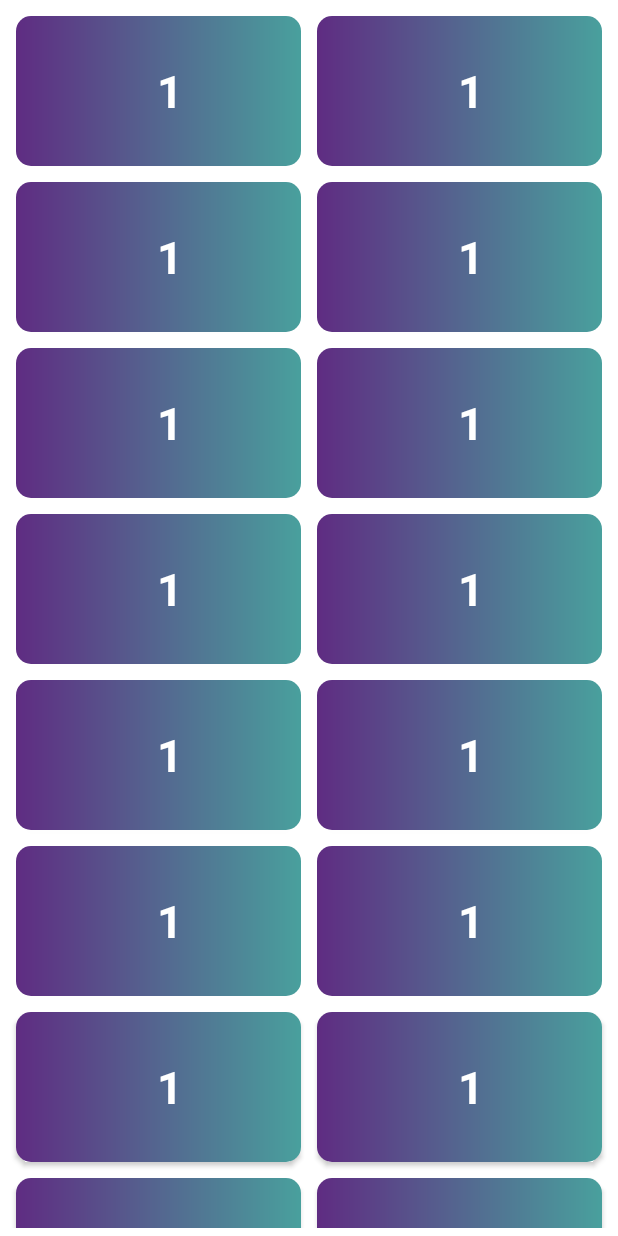
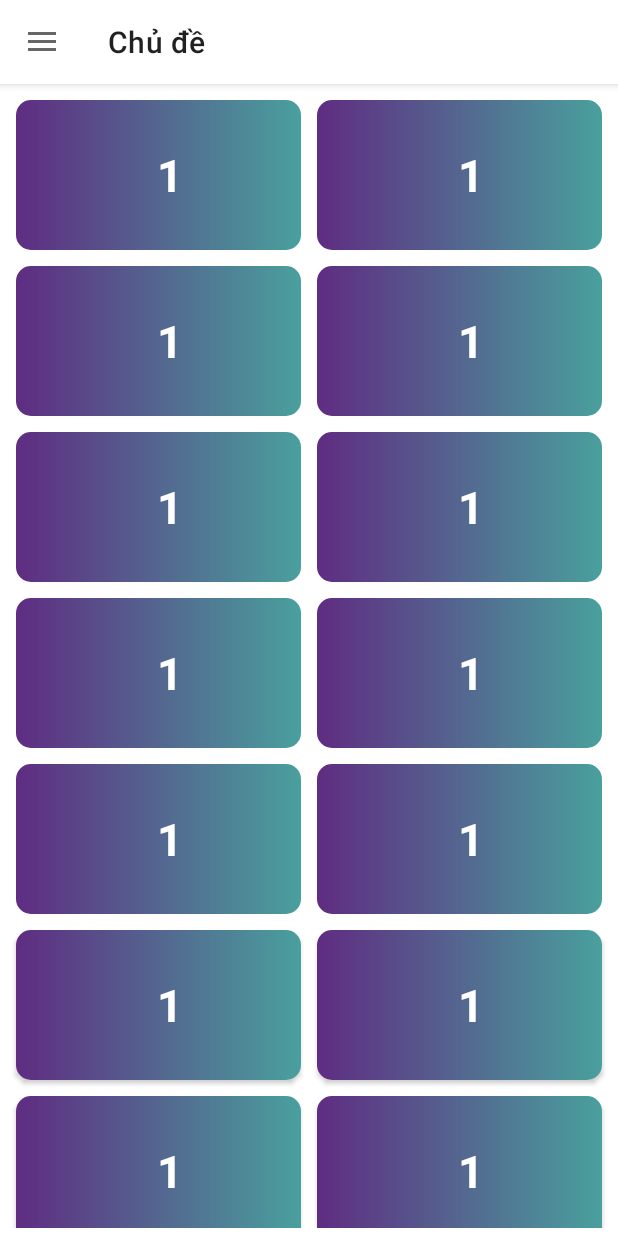
Before and after one commit to MinhHoanggggg/NOFACE, an Android app: the CategoryActivity screen opened directly, with no data from a screen before it, on a phone screen of 412 x 824 dp. Run offline under Robolectric (Android 15) with nearby library versions, the phone set to English and light mode, and no system bars.

Commit message:
update category

```diff
--- a/app/src/main/java/com/example/noface/CategoryActivity.java
+++ b/app/src/main/java/com/example/noface/CategoryActivity.java
@@ -1,30 +1,61 @@
 package com.example.noface;
 
+import android.content.Intent;
 import android.os.Bundle;
+import android.view.MenuItem;
 
+import androidx.annotation.NonNull;
+import androidx.appcompat.app.ActionBarDrawerToggle;
 import androidx.appcompat.app.AppCompatActivity;
+import androidx.appcompat.widget.Toolbar;
+import androidx.core.view.GravityCompat;
+import androidx.drawerlayout.widget.DrawerLayout;
 import androidx.recyclerview.widget.GridLayoutManager;
 import androidx.recyclerview.widget.LinearLayoutManager;
 import androidx.recyclerview.widget.RecyclerView;
 
 import com.example.noface.Adapter.CategoryAdapter;
+import com.example.noface.fragment.HomeFragment;
 import com.example.noface.model.Category;
+import com.google.android.material.navigation.NavigationView;
 
 import java.util.ArrayList;
 
-public class CategoryActivity extends AppCompatActivity {
+public class CategoryActivity extends AppCompatActivity implements NavigationView.OnNavigationItemSelectedListener{
 
     private ArrayList<Category> alCategory;
     private CategoryAdapter CategoryAdapter;
     private RecyclerView rcvCategoryList;
 
+    private DrawerLayout drawer_layout;
+    private NavigationView nav_view;
 
     @Override
     protected void onCreate(Bundle savedInstanceState) {
         super.onCreate(savedInstanceState);
         setContentView(R.layout.activity_category);
 
+        //set toolbar thay actionbar
+        Toolbar toolbar = findViewById(R.id.toolbar);
+        setSupportActionBar(toolbar);
+
+        //ánh xạ
+        drawer_layout = findViewById(R.id.drawer_layout);
+        nav_view = findViewById(R.id.nav_view);
         rcvCategoryList = findViewById(R.id.rcvCategoryList);
+
+        //bắt sự kiện click icon home của nav
+        ActionBarDrawerToggle toggle = new ActionBarDrawerToggle(this, drawer_layout, toolbar,
+                R.string.nav_open, R.string.nav_close);
+        drawer_layout.addDrawerListener(toggle);
+        toggle.syncState();
+
+        //bắt sự kiện click item của nav
+        nav_view.setNavigationItemSelectedListener(this);
+        getSupportActionBar().setTitle("Chủ đề");
+
+        //mặc định category
+        nav_view.setCheckedItem(R.id.nav_category);
 
         //data mẫu
         alCategory = new ArrayList<>();
@@ -32,7 +63,7 @@ public class CategoryActivity extends AppCompatActivity {
             alCategory.add(new Category("Chủ đề"+ i, "chủ đề" + i));
         }
 
-//        cuộn nuột hơn
+        //cuộn nuột hơn
         rcvCategoryList.setHasFixedSize(true);
 
         //truyền data qua adapter
@@ -44,4 +75,31 @@ public class CategoryActivity extends AppCompatActivity {
         rcvCategoryList.setLayoutManager(gridLayoutManager);
         rcvCategoryList.setAdapter(CategoryAdapter);
     }
+
+    @Override
+    public boolean onNavigationItemSelected(@NonNull MenuItem item) {
+        //set fragment cho từng item
+        switch(item.getItemId()) {
+            case R.id.nav_home:
+                startActivity(new Intent(this, MainActivity.class));
+                break;
+            case R.id.nav_category:
+                startActivity(new Intent(this, CategoryActivity.class));
+                break;
+            default:break;
+        }
+
+        //Đóng drawer
+        drawer_layout.closeDrawer(GravityCompat.START);
+        return true;
+    }
+
+    @Override
+    public void onBackPressed() {
+        if(drawer_layout.isDrawerOpen(GravityCompat.START)){
+            drawer_layout.closeDrawer(GravityCompat.START);
+        }else {
+            startActivity(new Intent(this, MainActivity.class));
+        }
+    }
 }
--- a/app/src/main/java/com/example/noface/MainActivity.java
+++ b/app/src/main/java/com/example/noface/MainActivity.java
@@ -22,7 +22,6 @@ public class MainActivity extends AppCompatActivity implements NavigationView.On
     private static final int FRAGMENT_HOME = 0;
 
     private int CurrentFragment = FRAGMENT_HOME;
-
 
     private DrawerLayout drawer_layout;
     private NavigationView nav_view;
--- a/app/src/main/res/layout/activity_category.xml
+++ b/app/src/main/res/layout/activity_category.xml
@@ -1,15 +1,53 @@
-<LinearLayout xmlns:android="http://schemas.android.com/apk/res/android"
+<androidx.drawerlayout.widget.DrawerLayout xmlns:android="http://schemas.android.com/apk/res/android"
+    xmlns:tools="http://schemas.android.com/tools"
+    xmlns:app="http://schemas.android.com/apk/res-auto"
     android:layout_width="match_parent"
     android:layout_height="match_parent"
-    xmlns:tools="http://schemas.android.com/tools"
     android:orientation="vertical"
-    tools:context="CategoryActivity">
+    tools:context="CategoryActivity"
+    tools:openDrawer="start"
+    android:id="@+id/drawer_layout">
 
+    <LinearLayout
+        android:layout_width="match_parent"
+        android:layout_height="match_parent"
+        android:orientation="vertical">
 
-    <androidx.recyclerview.widget.RecyclerView
-        android:padding="5dp"
-        android:id="@+id/rcvCategoryList"
-        android:layout_width="match_parent"
-        android:layout_height="wrap_content"/>
+        <!--toolbar-->
+        <com.google.android.material.appbar.AppBarLayout
+            android:layout_width="match_parent"
+            android:layout_height="wrap_content"
+            android:backgroundTint="@color/white">
 
-</LinearLayout>
+            <androidx.appcompat.widget.Toolbar
+                android:id="@+id/toolbar"
+                android:layout_width="match_parent"
+                android:layout_height="wrap_content"
+                android:backgroundTint="@color/gray">
+
+            </androidx.appcompat.widget.Toolbar>
+        </com.google.android.material.appbar.AppBarLayout>
+
+        <FrameLayout
+            android:id="@+id/content_frame"
+            android:layout_width="match_parent"
+            android:layout_height="match_parent">
+
+            <androidx.recyclerview.widget.RecyclerView
+                android:padding="5dp"
+                android:id="@+id/rcvCategoryList"
+                android:layout_width="match_parent"
+                android:layout_height="match_parent"/>
+        </FrameLayout>
+
+    </LinearLayout>
+
+    <com.google.android.material.navigation.NavigationView
+        android:layout_gravity="start"
+        android:id="@+id/nav_view"
+        android:layout_width="wrap_content"
+        android:layout_height="match_parent"
+        app:headerLayout="@layout/header_left_nav"
+        app:menu="@menu/menu_nav"/>
+
+</androidx.drawerlayout.widget.DrawerLayout>
```
